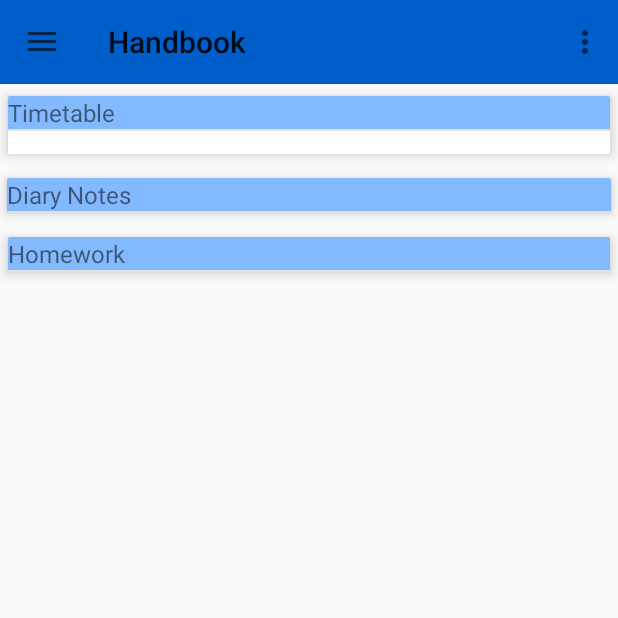
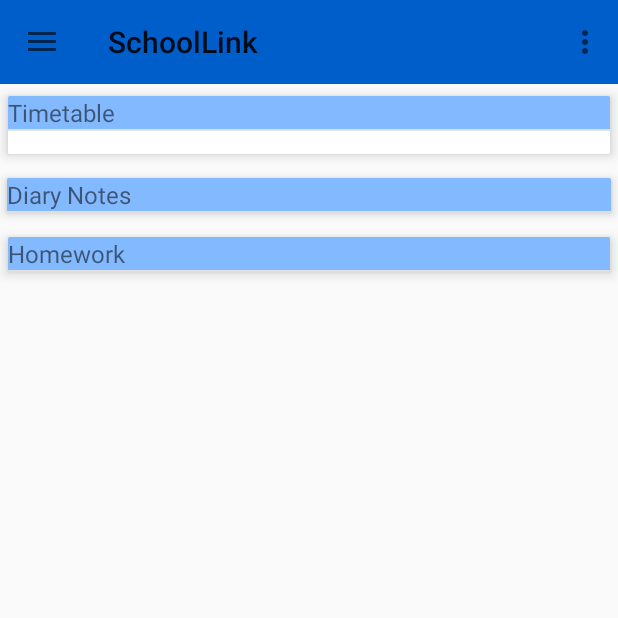
Before and after one commit to ashutoshpurohit/SCHPARERP, an Android app: the MainActivity screen opened directly, with no data from a screen before it, on a phone screen of 412 x 824 dp, the top half of it. Run offline under Robolectric (Android 15) with nearby library versions, the phone set to English and light mode, and no system bars; our stand-ins replace Picasso; pictures from the network do not load.

Commit message:
name changed to schoolLink

```diff
--- a/mobile/Android/app/src/main/res/values/strings.xml
+++ b/mobile/Android/app/src/main/res/values/strings.xml
@@ -1,5 +1,5 @@
 <resources>
-    <string name="app_name">Handbook</string>
+    <string name="app_name">SchoolLink</string>
 
     <string name="hello_world">Hello world!</string>
     <string name="action_settings">Settings</string>
```
